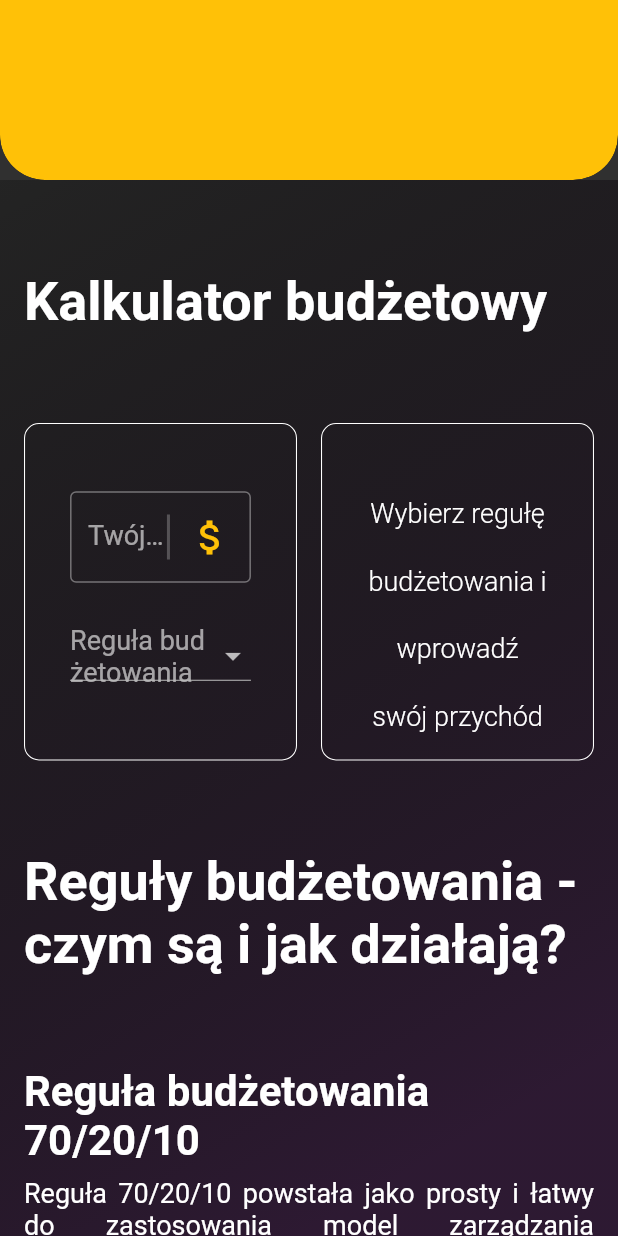
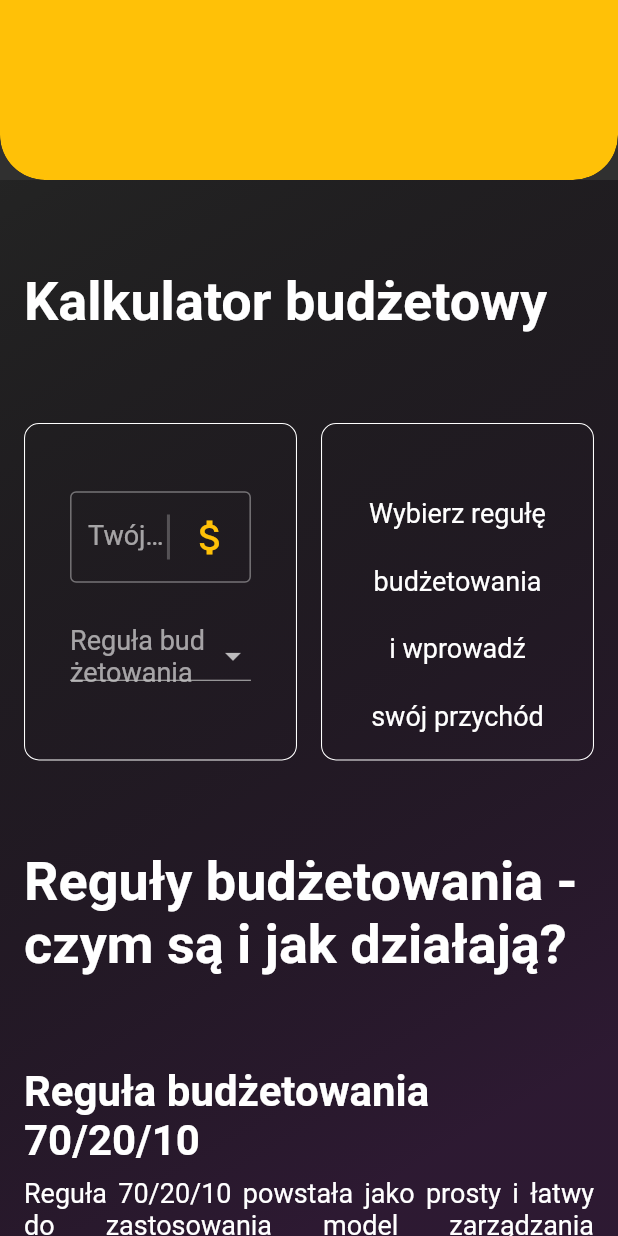
Before and after one commit to xysiek99/finance, a Flutter app: the screen it shows after launch, on a phone screen of 412 x 824 dp. Run offline on Flutter 3.47's test engine with Material 2 defaults, Android fonts, the phone set to English and light mode, and no system bars.

Commit message:
Consts used in main.dart

```diff
--- a/lib/main.dart
+++ b/lib/main.dart
@@ -135,15 +135,16 @@ class _BudgetingCalculationFormState extends State<BudgetingCalculationForm> {
         children: [
           TextField(
             controller: _controller,
-            style: const TextStyle(fontSize: 18),
+            style: const TextStyle(fontSize: bodyTextSize),
             decoration: InputDecoration(
               border: const OutlineInputBorder(),
               focusedBorder: OutlineInputBorder(
-                borderSide: BorderSide(color: Colors.white),
+                borderSide: BorderSide(color: frameColor),
               ),
               labelText: 'Twój przychód',
-              labelStyle: const TextStyle(fontSize: 18),
-              floatingLabelStyle: TextStyle(fontSize: 18, color: Colors.white),
+              labelStyle: const TextStyle(fontSize: bodyTextSize),
+              floatingLabelStyle:
+                  TextStyle(fontSize: bodyTextSize, color: frameColor),
               suffixIcon: Row(
                 mainAxisSize: MainAxisSize.min,
                 children: [
@@ -176,7 +177,7 @@ class _BudgetingCalculationFormState extends State<BudgetingCalculationForm> {
             isExpanded: true,
             value: dropdownValue,
             hint: const Text('Reguła budżetowania',
-                style: TextStyle(fontSize: 18)),
+                style: TextStyle(fontSize: bodyTextSize)),
             onChanged: (String? newValue) {
               setState(() {
                 dropdownValue = newValue;
@@ -188,7 +189,8 @@ class _BudgetingCalculationFormState extends State<BudgetingCalculationForm> {
             items: budgetRules.map<DropdownMenuItem<String>>((BudgetRule rule) {
               return DropdownMenuItem<String>(
                 value: rule.name,
-                child: Text(rule.name, style: const TextStyle(fontSize: 18)),
+                child: Text(rule.name,
+                    style: const TextStyle(fontSize: bodyTextSize)),
               );
             }).toList(),
           ),
@@ -232,10 +234,7 @@ class BudgetingCalculationResult extends StatelessWidget {
                               alignment: Alignment.center,
                               child: Text(
                                 ruleModel.labels[index],
-                                style: const TextStyle(
-                                  fontSize: 18,
-                                  fontWeight: FontWeight.w300,
-                                ),
+                                style: bodyTextStyle,
                               ),
                             ),
                           ],
@@ -245,24 +244,17 @@ class BudgetingCalculationResult extends StatelessWidget {
                           alignment: Alignment.center,
                           child: Text(
                             ruleModel.values[index],
-                            style: const TextStyle(
-                              fontSize: 18,
-                              fontWeight: FontWeight.w600,
-                            ),
+                            style: boldBodyTextStyle,
                           ),
                         ),
                       ],
                     );
                   })
                 : [
-                    const Text(
+                    Text(
                       'Wybierz regułę budżetowania i wprowadź swój przychód',
                       textAlign: TextAlign.center,
-                      style: TextStyle(
-                        fontSize: 18,
-                        fontWeight: FontWeight.w300,
-                        height: 2.5,
-                      ),
+                      style: bodyTextStyle.copyWith(height: 2.5),
                     ),
                   ],
           ),
```
